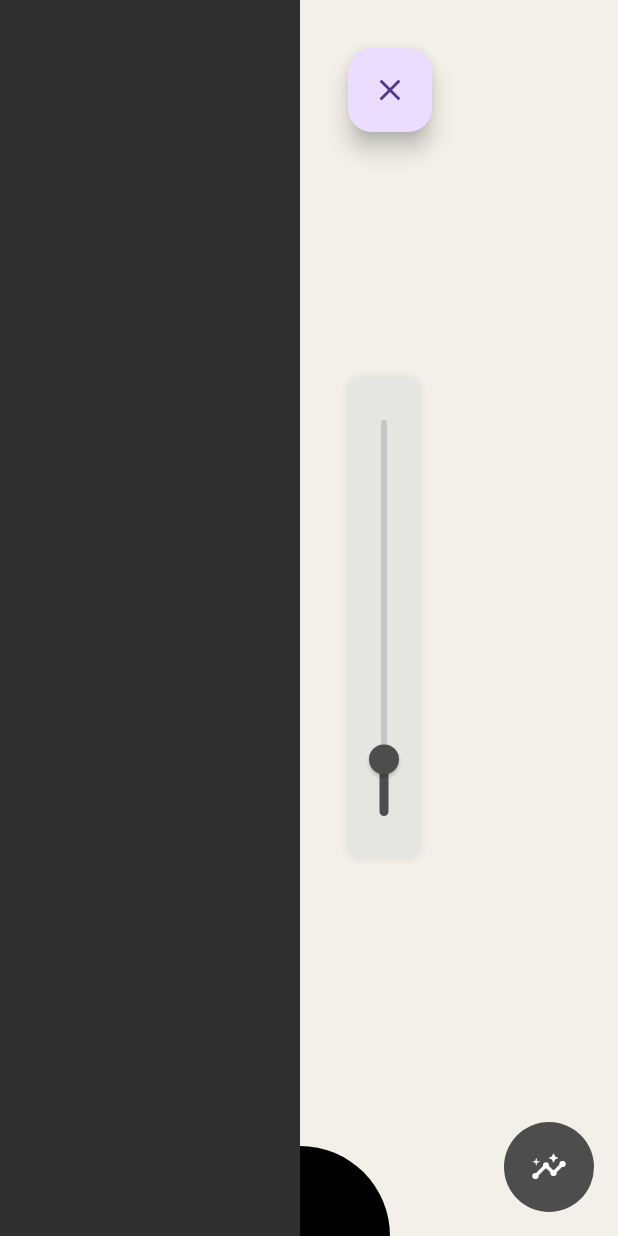
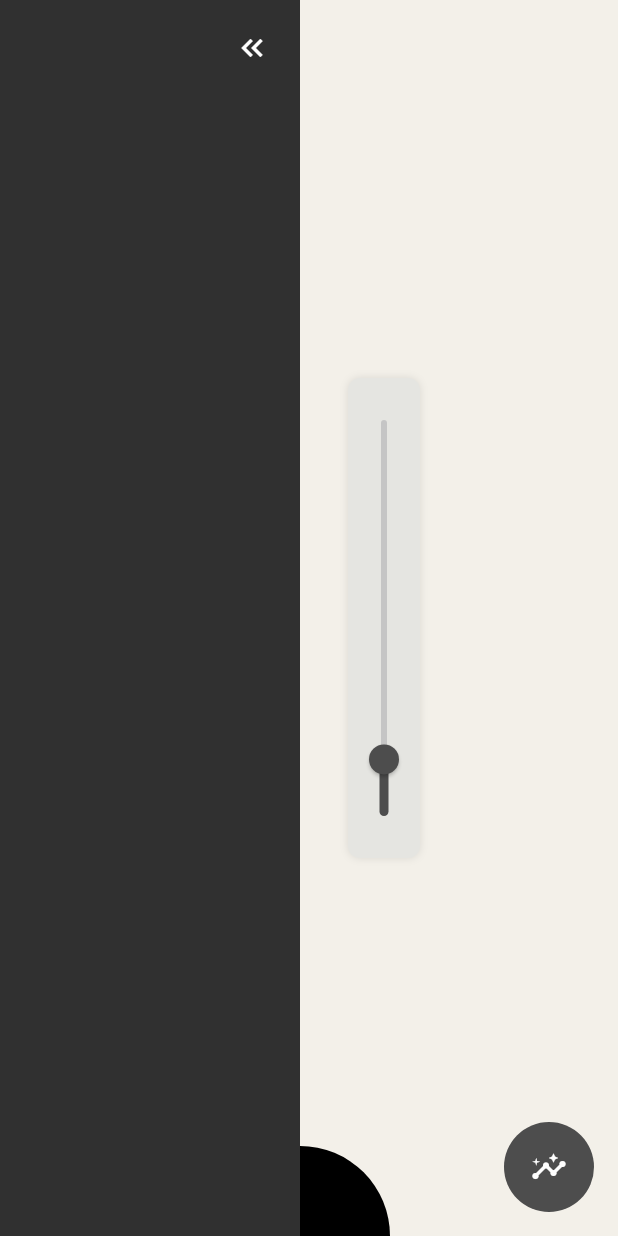
Before and after one commit to SungyeopJeong/MadWeek3, a Flutter app: the screen it shows after launch, after a tap on the "menu" icon, on a phone screen of 412 x 824 dp. Run offline on Flutter 3.47's test engine with Material 3 defaults, Android fonts, the phone set to English and light mode, and no system bars; our stand-ins replace flutter_markdown.

```diff
--- a/lib/main.dart
+++ b/lib/main.dart
@@ -58,7 +58,7 @@ class _SplitScreenState extends State<SplitScreen> {
         children: [
           _buildSideView(), // 사이드 뷰를 별도의 함수로 분리하여 호출
           _buildMainNavigator(),
-          _buildFAB(),
+          if (!isNodeListVisible) _buildFAB(),
         ],
       ),
     );
@@ -74,18 +74,29 @@ class _SplitScreenState extends State<SplitScreen> {
       bottom: 0,
       width: 200, // 사이드 뷰의 너비
       child: Material(
+        color: Colors.grey[850],
         elevation: 4.0, // 사이드 뷰에 그림자 효과를 주기 위해 Material 위젯을 사용
-        child: Navigator(
-          onGenerateRoute: (routeSettings) {
-            return MaterialPageRoute(
-              builder: (context) {
-                return Container(
-                  color: Colors.grey[850], // 사이드 뷰의 배경색
-                  child: _buildNodeList(), // 노드 리스트를 여기에 포함
-                );
-              },
-            );
-          },
+        child: Column(
+          children: [
+            // 상단의 닫기 버튼을 감싸는 SafeArea
+            SafeArea(
+              child: Align(
+                alignment: Alignment.topRight,
+                child: Padding(
+                  padding: const EdgeInsets.all(8.0), // 여기에 패딩을 추가합니다.
+                  child: IconButton(
+                    icon: Icon(Icons.keyboard_double_arrow_left,
+                        color: Colors.white),
+                    onPressed: toggleNodeList,
+                  ),
+                ),
+              ),
+            ),
+            // 나머지 공간을 차지하는 노드 리스트
+            Expanded(
+              child: _buildNodeList(),
+            ),
+          ],
         ),
       ),
     );
@@ -116,11 +127,12 @@ class _SplitScreenState extends State<SplitScreen> {
     return AnimatedPositioned(
       duration: Duration(microseconds: 300),
       curve: Curves.easeInOut,
-      top: 32,
-      left: isNodeListVisible ? 200 + 32 : 32,
+      top: 16,
+      left: 16,
       child: FloatingActionButton(
+        backgroundColor: Colors.grey[850], // 버튼 배경색을 사이드뷰와 동일한 색상으로 설정
         onPressed: toggleNodeList,
-        child: Icon(isNodeListVisible ? Icons.close : Icons.menu),
+        child: Icon(Icons.menu, color: Colors.white),
       ),
     );
   }
--- a/lib/models/graph.dart
+++ b/lib/models/graph.dart
@@ -1,23 +1,27 @@
+import 'package:flutter/foundation.dart';
 import 'package:week3/models/edge.dart';
 import 'package:week3/models/node.dart';
 
-class Graph {
+class Graph extends ChangeNotifier {
   List<Node> nodes = [];
   List<Edge> edges = [];
   int _newId = 1;
 
   void addNode(Node node) {
     nodes.add(node..id = _newId++);
+    notifyListeners(); // 상태 변경 알림
   }
 
   void addEdge(Node node1, Node node2) {
     final edge = Edge(node1, node2);
     if (!edges.contains(edge)) {
       edges.add(edge);
+      notifyListeners(); // 상태 변경 알림
     }
   }
 
   void removeNode(Node node) {
     nodes.remove(node);
+    notifyListeners(); // 상태 변경 알림
   }
 }
```
Also changed, not shown: lib/views/note_view.dart (+57 -8 lines), lib/views/stellar_view.dart (+6 -7 lines).
